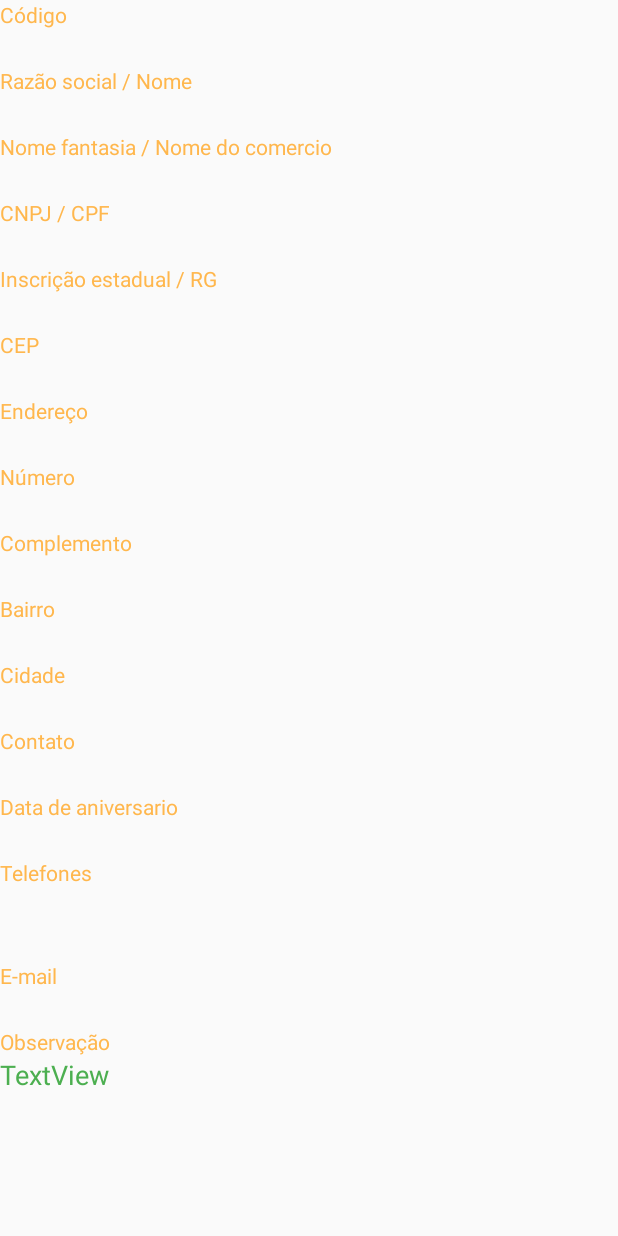
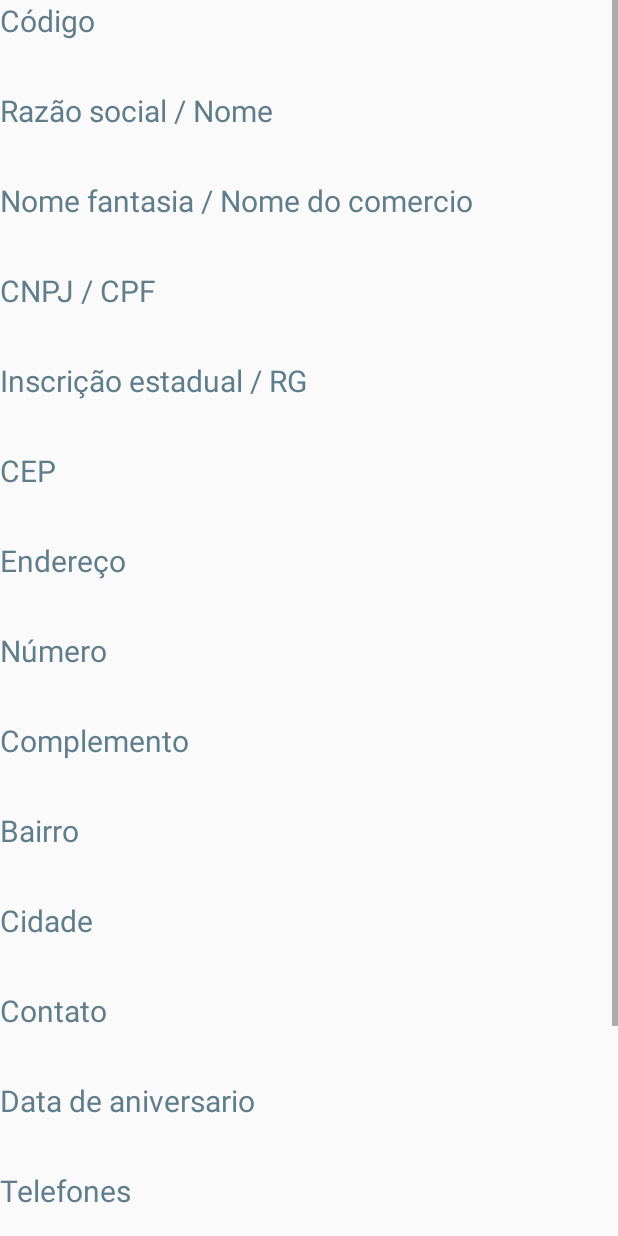
Before and after one commit to pablohcl/W170803, an Android app: the layout activity_tela_clientes_exibe.xml on its own in the app's theme, with its tools: preview values and no code run, on a phone screen of 412 x 824 dp. Run offline under Robolectric (Android 15) with nearby library versions, the phone set to English and light mode, and no system bars.

Commit message:
Layout da tela para exibir clientes ajustado.

```diff
--- a/app/src/main/java/watt/w170803/ClientesAdapter.java
+++ b/app/src/main/java/watt/w170803/ClientesAdapter.java
@@ -15,7 +15,7 @@ import java.util.ArrayList;
  * Created by Usuario on 31/08/2017.
  */
 
-class ClientesAdapter extends RecyclerView.Adapter {
+public class ClientesAdapter extends RecyclerView.Adapter {
 
     private Context context;
     private ArrayList<Clientes> clientes;
--- a/app/src/main/java/watt/w170803/MainActivity.java
+++ b/app/src/main/java/watt/w170803/MainActivity.java
@@ -15,6 +15,7 @@ import android.support.v7.widget.Toolbar;
 import android.view.Menu;
 import android.view.MenuItem;
 import android.widget.Button;
+import android.widget.Toast;
 
 public class MainActivity extends AppCompatActivity
         implements NavigationView.OnNavigationItemSelectedListener {
--- a/app/src/main/res/layout/activity_tela_clientes_exibe.xml
+++ b/app/src/main/res/layout/activity_tela_clientes_exibe.xml
@@ -28,7 +28,8 @@
                 android:id="@+id/tv_id_label_clientes_exibe"
                 android:layout_width="match_parent"
                 android:layout_height="wrap_content"
-                android:textColor="@color/colorLabelsClientesExibe"
+                android:textSize="20sp"
+                android:textColor="@color/blueGrey500"
                 android:text="Código" />
 
             <TextView
@@ -36,13 +37,14 @@
                 android:layout_width="match_parent"
                 android:layout_height="wrap_content"
                 android:textColor="@color/colorPrimary"
-                android:textSize="18sp" />
+                android:textSize="24sp" />
 
             <TextView
                 android:id="@+id/tv_razao_social_label_clientes_exibe"
                 android:layout_width="match_parent"
                 android:layout_height="wrap_content"
-                android:textColor="@color/colorLabelsClientesExibe"
+                android:textSize="20sp"
+                android:textColor="@color/blueGrey500"
                 android:text="Razão social / Nome" />
 
             <TextView
@@ -50,13 +52,14 @@
                 android:layout_width="match_parent"
                 android:layout_height="wrap_content"
                 android:textColor="@color/colorPrimary"
-                android:textSize="18sp" />
+                android:textSize="24sp" />
 
             <TextView
                 android:id="@+id/tv_fantasia_label_clientes_exibe"
                 android:layout_width="match_parent"
                 android:layout_height="wrap_content"
-                android:textColor="@color/colorLabelsClientesExibe"
+                android:textSize="20sp"
+                android:textColor="@color/blueGrey500"
                 android:text="Nome fantasia / Nome do comercio" />
 
             <TextView
@@ -64,13 +67,14 @@
                 android:layout_width="match_parent"
                 android:layout_height="wrap_content"
                 android:textColor="@color/colorPrimary"
-                android:textSize="18sp" />
+                android:textSize="24sp" />
 
             <TextView
                 android:id="@+id/tv_cpf_cnpj_label_clientes_exibe"
                 android:layout_width="match_parent"
                 android:layout_height="wrap_content"
-                android:textColor="@color/colorLabelsClientesExibe"
+                android:textSize="20sp"
+                android:textColor="@color/blueGrey500"
                 android:text="CNPJ / CPF" />
 
             <TextView
@@ -78,13 +82,14 @@
                 android:layout_width="match_parent"
                 android:layout_height="wrap_content"
                 android:textColor="@color/colorPrimary"
-                android:textSize="18sp" />
+                android:textSize="24sp" />
 
             <TextView
                 android:id="@+id/tv_rg_inscr_label_clientes_exibe"
                 android:layout_width="match_parent"
                 android:layout_height="wrap_content"
-                android:textColor="@color/colorLabelsClientesExibe"
+                android:textSize="20sp"
+                android:textColor="@color/blueGrey500"
                 android:text="Inscrição estadual / RG" />
 
             <TextView
@@ -92,13 +97,14 @@
                 android:layout_width="match_parent"
                 android:layout_height="wrap_content"
                 android:textColor="@color/colorPrimary"
-                android:textSize="18sp" />
+                android:textSize="24sp" />
 
             <TextView
                 android:id="@+id/tv_cep_label_clientes_exibe"
                 android:layout_width="match_parent"
                 android:layout_height="wrap_content"
-                android:textColor="@color/colorLabelsClientesExibe"
+                android:textSize="20sp"
+                android:textColor="@color/blueGrey500"
                 android:text="CEP" />
 
             <TextView
@@ -106,13 +112,14 @@
                 android:layout_width="match_parent"
                 android:layout_height="wrap_content"
                 android:textColor="@color/colorPrimary"
-                android:textSize="18sp" />
+                android:textSize="24sp" />
 
             <TextView
                 android:id="@+id/tv_endereco_label_clientes_exibe"
                 android:layout_width="match_parent"
                 android:layout_height="wrap_content"
-                android:textColor="@color/colorLabelsClientesExibe"
+                android:textSize="20sp"
+                android:textColor="@color/blueGrey500"
                 android:text="Endereço" />
 
             <TextView
@@ -120,13 +127,14 @@
                 android:layout_width="match_parent"
                 android:layout_height="wrap_content"
                 android:textColor="@color/colorPrimary"
-                android:textSize="18sp" />
+                android:textSize="24sp" />
 
             <TextView
                 android:id="@+id/tv_numero_label_clientes_exibe"
                 android:layout_width="match_parent"
                 android:layout_height="wrap_content"
-                android:textColor="@color/colorLabelsClientesExibe"
+                android:textSize="20sp"
+                android:textColor="@color/blueGrey500"
                 android:text="Número" />
 
             <TextView
@@ -134,13 +142,14 @@
                 android:layout_width="match_parent"
                 android:layout_height="wrap_content"
                 android:textColor="@color/colorPrimary"
-                android:textSize="18sp" />
+                android:textSize="24sp" />
 
             <TextView
                 android:id="@+id/tv_complemento_label_clientes_exibe"
                 android:layout_width="match_parent"
                 android:layout_height="wrap_content"
-                android:textColor="@color/colorLabelsClientesExibe"
+                android:textSize="20sp"
+                android:textColor="@color/blueGrey500"
                 android:text="Complemento" />
 
             <TextView
@@ -148,13 +157,14 @@
                 android:layout_width="match_parent"
                 android:layout_height="wrap_content"
                 android:textColor="@color/colorPrimary"
-                android:textSize="18sp" />
+                android:textSize="24sp" />
 
             <TextView
                 android:id="@+id/tv_bairro_label_clientes_exibe"
                 android:layout_width="match_parent"
                 android:layout_height="wrap_content"
-                android:textColor="@color/colorLabelsClientesExibe"
+                android:textSize="20sp"
+                android:textColor="@color/blueGrey500"
                 android:text="Bairro" />
 
             <TextView
@@ -162,13 +172,14 @@
                 android:layout_width="match_parent"
                 android:layout_height="wrap_content"
                 android:textColor="@color/colorPrimary"
-                android:textSize="18sp" />
+                android:textSize="24sp" />
 
             <TextView
                 android:id="@+id/tv_cidade_label_clientes_exibe"
                 android:layout_width="match_parent"
                 android:layout_height="wrap_content"
-                android:textColor="@color/colorLabelsClientesExibe"
+                android:textSize="20sp"
+                android:textColor="@color/blueGrey500"
                 android:text="Cidade" />
 
             <TextView
@@ -176,13 +187,14 @@
                 android:layout_width="match_parent"
                 android:layout_height="wrap_content"
                 android:textColor="@color/colorPrimary"
-                android:textSize="18sp" />
+                android:textSize="24sp" />
 
             <TextView
                 android:id="@+id/tv_contato_label_clientes_exibe"
                 android:layout_width="match_parent"
                 android:layout_height="wrap_content"
-                android:textColor="@color/colorLabelsClientesExibe"
+                android:textSize="20sp"
+                android:textColor="@color/blueGrey500"
                 android:text="Contato" />
 
             <TextView
@@ -190,13 +202,14 @@
                 android:layout_width="match_parent"
                 android:layout_height="wrap_content"
                 android:textColor="@color/colorPrimary"
-                android:textSize="18sp" />
+                android:textSize="24sp" />
 
             <TextView
                 android:id="@+id/tv_aniver_label_clientes_exibe"
                 android:layout_width="match_parent"
                 android:layout_height="wrap_content"
-                android:textColor="@color/colorLabelsClientesExibe"
+                android:textSize="20sp"
+                android:textColor="@color/blueGrey500"
                 android:text="Data de aniversario" />
 
             <TextView
@@ -204,13 +217,14 @@
                 android:layout_width="match_parent"
                 android:layout_height="wrap_content"
                 android:textColor="@color/colorPrimary"
-                android:textSize="18sp" />
+                android:textSize="24sp" />
 
             <TextView
                 android:id="@+id/tv_telefone_label_clientes_exibe"
                 android:layout_width="match_parent"
                 android:layout_height="wrap_content"
-                android:textColor="@color/colorLabelsClientesExibe"
+                android:textSize="20sp"
+                android:textColor="@color/blueGrey500"
                 android:text="Telefones" />
 
             <TextView
@@ -218,20 +232,21 @@
                 android:layout_width="match_parent"
                 android:layout_height="wrap_content"
                 android:textColor="@color/colorPrimary"
-                android:textSize="18sp" />
+                android:textSize="24sp" />
 
             <TextView
                 android:id="@+id/tv_telefone2_clientes_exibe"
                 android:layout_width="match_parent"
                 android:layout_height="wrap_content"
                 android:textColor="@color/colorPrimary"
-                android:textSize="18sp" />
+                android:textSize="24sp" />
 
             <TextView
                 android:id="@+id/tv_email_label_clientes_exibe"
                 android:layout_width="match_parent"
                 android:layout_height="wrap_content"
-                android:textColor="@color/colorLabelsClientesExibe"
+                android:textSize="20sp"
+                android:textColor="@color/blueGrey500"
                 android:text="E-mail" />
 
             <TextView
@@ -239,20 +254,21 @@
                 android:layout_width="match_parent"
                 android:layout_height="wrap_content"
                 android:textColor="@color/colorPrimary"
-                android:textSize="18sp" />
+                android:textSize="24sp" />
 
             <TextView
                 android:id="@+id/tv_obs_label_clientes_exibe"
                 android:layout_width="match_parent"
                 android:layout_height="wrap_content"
-                android:textColor="@color/colorLabelsClientesExibe"
+                android:textSize="20sp"
+                android:textColor="@color/blueGrey500"
                 android:text="Observação" />
 
             <TextView
                 android:id="@+id/tv_obs_clientes_exibe"
                 android:layout_width="match_parent"
                 android:layout_height="wrap_content"
-                android:textSize="18sp"
+                android:textSize="24sp"
                 android:textColor="@color/colorPrimary"
                 android:text="TextView" />
         </LinearLayout>
```
